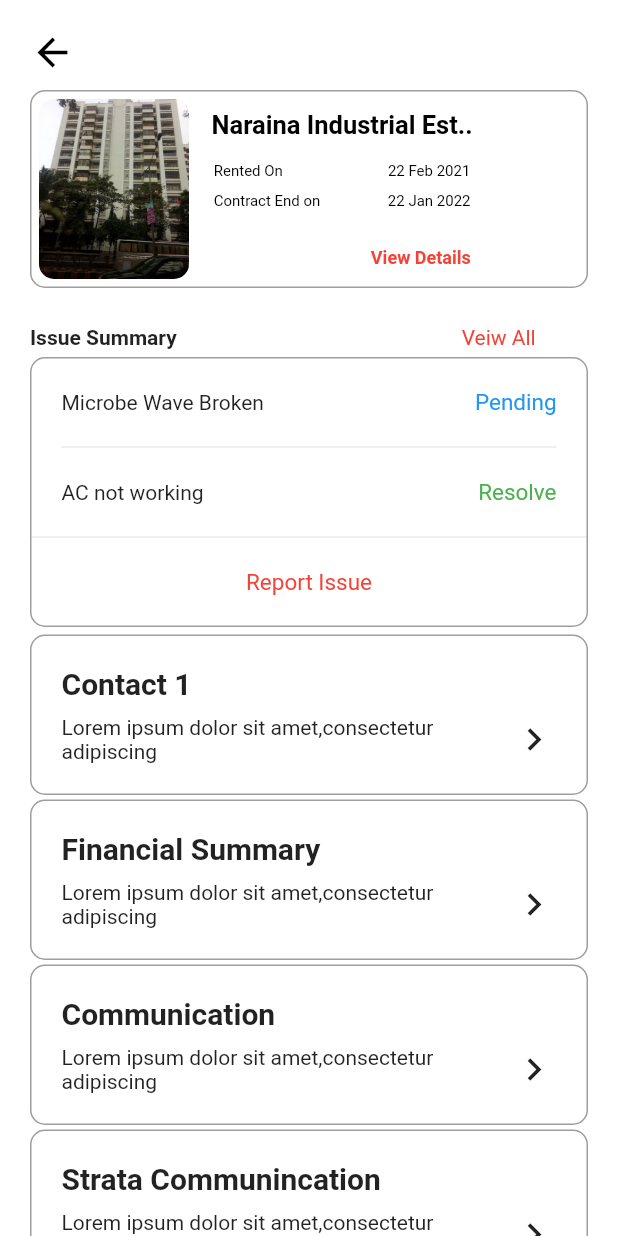
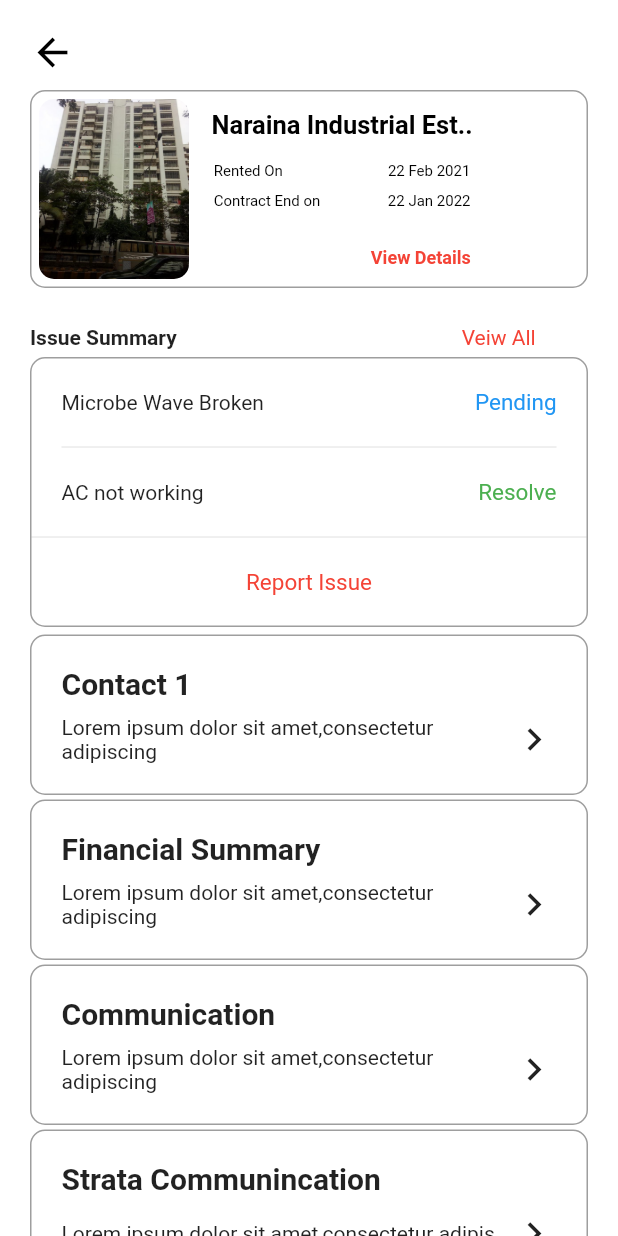
Before and after one commit to Yogita-Gautam-9084/First_task, a Flutter app: the screen it shows after launch, on a phone screen of 412 x 824 dp. Run offline on Flutter 3.47's test engine with Material 2 defaults, Android fonts, the phone set to English and light mode, and no system bars.

Commit message:
Text changes

```diff
--- a/lib/naraina_industrial_est.dart
+++ b/lib/naraina_industrial_est.dart
@@ -382,7 +382,7 @@ class NarainaIndustrialEst extends StatelessWidget {
                               children: [
                                 Expanded(
                                     child: Text(
-                                        'Lorem ipsum dolor sit amet,consectetur adipiscing')),
+                                        'Lorem ipsum dolor sit amet,consectetur adipis')),
                                 Icon(
                                   Icons.keyboard_arrow_right,
                                   size: 30,
```
